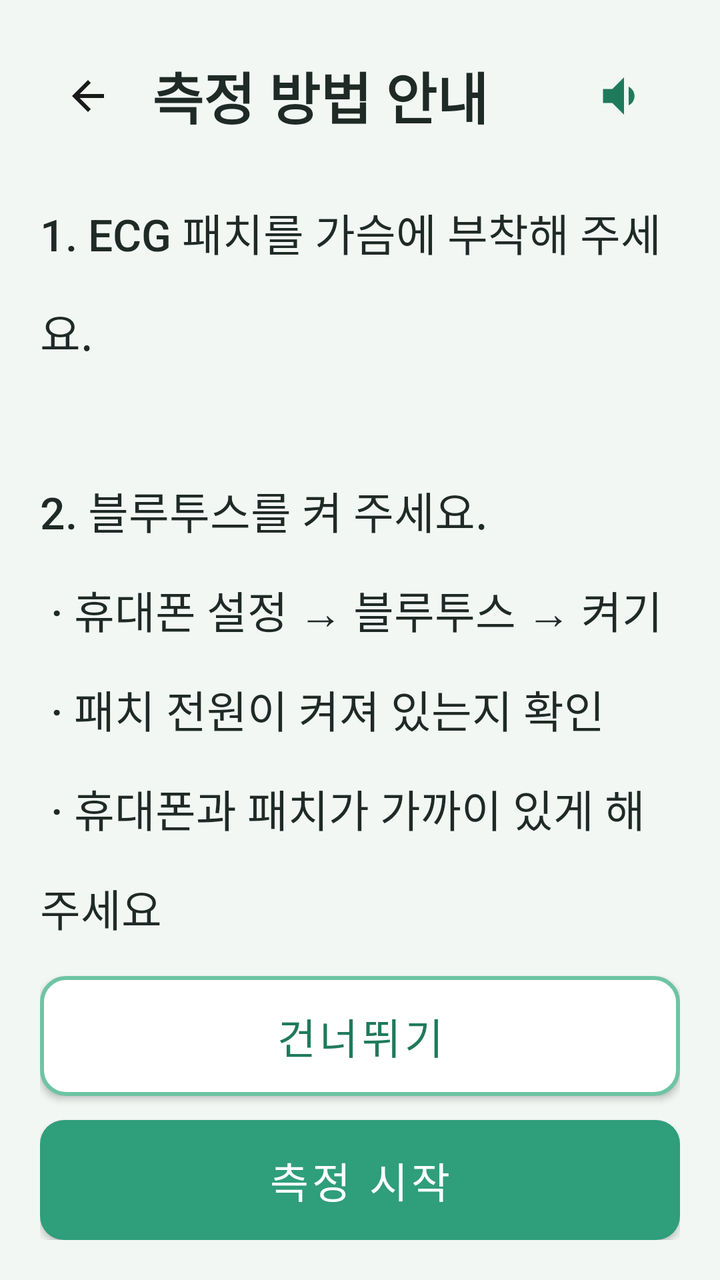
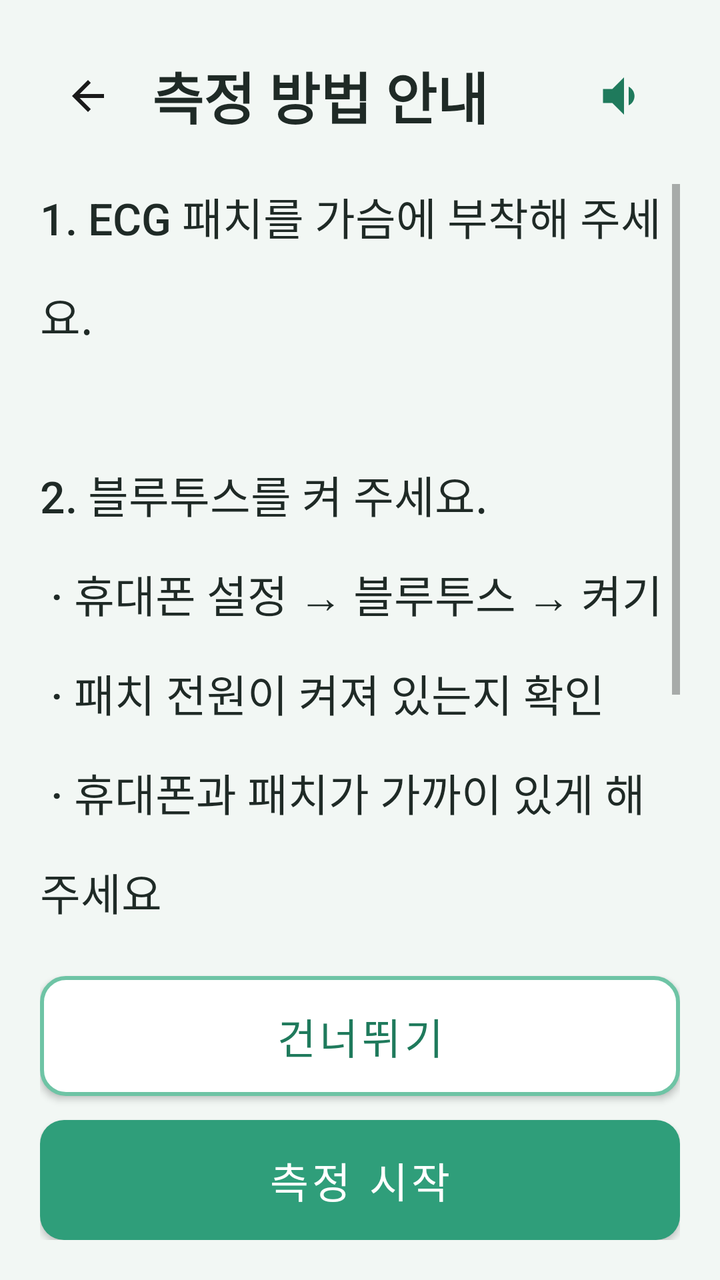

Screens rendered from an Android XML layout before and after an edit, with the pre-edit source and the edit as a unified diff.
<!-- AndroidManifest.xml: application theme Theme.TMind -->
<!-- res/layout/activity_hrv_guide.xml -->
<?xml version="1.0" encoding="utf-8"?>
<LinearLayout xmlns:android="http://schemas.android.com/apk/res/android"
    android:layout_width="match_parent"
    android:layout_height="match_parent"
    android:background="@color/bg_senior"
    android:orientation="vertical"
    android:padding="20dp">

    <LinearLayout android:layout_width="match_parent" android:layout_height="wrap_content" android:gravity="center_vertical">
        <ImageButton android:id="@+id/btnBack" android:layout_width="48dp" android:layout_height="48dp" android:background="?attr/selectableItemBackgroundBorderless" android:src="@drawable/ic_back" android:contentDescription="뒤로" />
        <TextView android:id="@+id/tvTitle" style="@style/SeniorTitle" android:layout_width="0dp" android:layout_height="wrap_content" android:layout_weight="1" android:layout_marginStart="8dp" android:text="@string/hrv_guide_title" />
        <ImageButton android:id="@+id/btnTts" android:layout_width="56dp" android:layout_height="56dp" android:background="?attr/selectableItemBackgroundBorderless" android:src="@drawable/ic_speaker" android:contentDescription="@string/read_aloud" />
    </LinearLayout>

    <TextView android:id="@+id/tvGuide" style="@style/SeniorBody" android:layout_width="match_parent" android:layout_height="0dp" android:layout_weight="1" android:layout_marginTop="24dp" android:lineSpacingMultiplier="1.55" android:text="@string/hrv_guide_text" android:textSize="22sp" />

    <Button android:id="@+id/btnSkip" style="@style/SeniorButton" android:layout_width="match_parent" android:layout_height="60dp" android:layout_marginBottom="12dp" android:background="@drawable/bg_btn_outline" android:text="@string/hrv_skip" android:textColor="@color/teal_dark" />
    <Button android:id="@+id/btnStart" style="@style/SeniorButton" android:layout_width="match_parent" android:layout_height="60dp" android:background="@drawable/bg_btn_primary" android:text="@string/hrv_start" android:textColor="@color/white" />
</LinearLayout>
<!-- resources referenced by this layout -->
<resources>
  <color name="bg_senior">#F2F7F4</color>
  <color name="teal_dark">#1F7A5C</color>
  <color name="white">#FFFFFFFF</color>
  <!-- drawable bg_btn_outline (drawable) -->
  <?xml version="1.0" encoding="utf-8"?>
  <shape xmlns:android="http://schemas.android.com/apk/res/android">
      <solid android:color="@color/white"/>
      <corners android:radius="12dp"/>
      <stroke android:width="2dp" android:color="@color/teal_pastel"/>
  </shape>
  <!-- drawable bg_btn_primary (drawable) -->
  <?xml version="1.0" encoding="utf-8"?>
  <shape xmlns:android="http://schemas.android.com/apk/res/android">
      <solid android:color="@color/teal_primary"/>
      <corners android:radius="12dp"/>
  </shape>
  <!-- drawable ic_back (drawable) -->
  <vector xmlns:android="http://schemas.android.com/apk/res/android"
      android:width="24dp"
      android:height="24dp"
      android:viewportWidth="24"
      android:viewportHeight="24">
      <path android:fillColor="#1A1A1A" android:pathData="M20,11H7.83l5.59,-5.59L12,4l-8,8 8,8 1.41,-1.41L7.83,13H20v-2z"/>
  </vector>
  <!-- drawable ic_speaker (drawable) -->
  <vector xmlns:android="http://schemas.android.com/apk/res/android"
      android:width="28dp"
      android:height="28dp"
      android:viewportWidth="24"
      android:viewportHeight="24">
      <path android:fillColor="#1F7A5C" android:pathData="M3,9v6h4l5,5V4L7,9H3zM16.5,12c0,-1.77 -1.02,-3.29 -2.5,-4.03v8.05c1.48,-0.73 2.5,-2.25 2.5,-4.02z"/>
  </vector>
  <string name="hrv_guide_text">1. ECG 패치를 가슴에 부착해 주세요.\n\n2. 블루투스를 켜 주세요.\n   · 휴대폰 설정 → 블루투스 → 켜기\n   · 패치 전원이 켜져 있는지 확인\n   · 휴대폰과 패치가 가까이 있게 해주세요\n\n3. 편하게 앉아 5분간 가만히 계세요.\n\n4. 측정 중에는 말씀하지 마세요.</string>
  <string name="hrv_guide_title">측정 방법 안내</string>
  <string name="hrv_skip">건너뛰기</string>
  <string name="hrv_start">측정 시작</string>
  <string name="read_aloud">읽어주기</string>
  <style name="SeniorBody">
          <item name="android:textSize">21sp</item>
          <item name="android:textColor">@color/black</item>
          <item name="android:lineSpacingMultiplier">1.5</item>
      </style>
  <style name="SeniorButton" parent="Widget.MaterialComponents.Button">
          <item name="android:minHeight">60dp</item>
          <item name="android:textSize">21sp</item>
          <item name="android:insetTop">0dp</item>
          <item name="android:insetBottom">0dp</item>
          <item name="cornerRadius">14dp</item>
          <item name="backgroundTint">@null</item>
          <item name="android:textAllCaps">false</item>
      </style>
  <style name="SeniorTitle">
          <item name="android:textSize">28sp</item>
          <item name="android:textColor">@color/black</item>
          <item name="android:textStyle">bold</item>
          <item name="android:lineSpacingMultiplier">1.45</item>
      </style>
  <style name="Theme.TMind" parent="Theme.MaterialComponents.Light.NoActionBar">
          <item name="colorPrimary">@color/teal_primary</item>
          <item name="colorPrimaryVariant">@color/teal_dark</item>
          <item name="colorOnPrimary">@color/white</item>
          <item name="android:statusBarColor">@color/bg_senior</item>
          <item name="android:navigationBarColor">@color/bg_senior</item>
          <item name="android:windowLightStatusBar">true</item>
          <item name="android:windowLightNavigationBar">true</item>
          <item name="android:fontFamily">sans-serif-medium</item>
          <item name="materialButtonStyle">@style/SeniorButton</item>
      </style>
  <color name="teal_pastel">#6EC4A5</color>
  <color name="teal_primary">#2F9E7A</color>
  <color name="black">#FF1F2A26</color>
</resources>

<!-- the commit's change to res/layout/activity_hrv_guide.xml (unified diff, before → after) -->
@@ -6,14 +6,68 @@
     android:orientation="vertical"
     android:padding="20dp">
 
-    <LinearLayout android:layout_width="match_parent" android:layout_height="wrap_content" android:gravity="center_vertical">
-        <ImageButton android:id="@+id/btnBack" android:layout_width="48dp" android:layout_height="48dp" android:background="?attr/selectableItemBackgroundBorderless" android:src="@drawable/ic_back" android:contentDescription="뒤로" />
-        <TextView android:id="@+id/tvTitle" style="@style/SeniorTitle" android:layout_width="0dp" android:layout_height="wrap_content" android:layout_weight="1" android:layout_marginStart="8dp" android:text="@string/hrv_guide_title" />
-        <ImageButton android:id="@+id/btnTts" android:layout_width="56dp" android:layout_height="56dp" android:background="?attr/selectableItemBackgroundBorderless" android:src="@drawable/ic_speaker" android:contentDescription="@string/read_aloud" />
+    <LinearLayout
+        android:layout_width="match_parent"
+        android:layout_height="wrap_content"
+        android:gravity="center_vertical">
+        <ImageButton
+            android:id="@+id/btnBack"
+            android:layout_width="48dp"
+            android:layout_height="48dp"
+            android:background="?attr/selectableItemBackgroundBorderless"
+            android:contentDescription="뒤로"
+            android:src="@drawable/ic_back" />
+        <TextView
+            android:id="@+id/tvTitle"
+            style="@style/SeniorTitle"
+            android:layout_width="0dp"
+            android:layout_height="wrap_content"
+            android:layout_marginStart="8dp"
+            android:layout_weight="1"
+            android:text="@string/hrv_guide_title" />
+        <ImageButton
+            android:id="@+id/btnTts"
+            android:layout_width="56dp"
+            android:layout_height="56dp"
+            android:background="?attr/selectableItemBackgroundBorderless"
+            android:contentDescription="@string/read_aloud"
+            android:src="@drawable/ic_speaker" />
     </LinearLayout>
 
-    <TextView android:id="@+id/tvGuide" style="@style/SeniorBody" android:layout_width="match_parent" android:layout_height="0dp" android:layout_weight="1" android:layout_marginTop="24dp" android:lineSpacingMultiplier="1.55" android:text="@string/hrv_guide_text" android:textSize="22sp" />
+    <ScrollView
+        android:layout_width="match_parent"
+        android:layout_height="0dp"
+        android:layout_marginTop="16dp"
+        android:layout_weight="1"
+        android:fillViewport="true"
+        android:scrollbars="vertical">
 
-    <Button android:id="@+id/btnSkip" style="@style/SeniorButton" android:layout_width="match_parent" android:layout_height="60dp" android:layout_marginBottom="12dp" android:background="@drawable/bg_btn_outline" android:text="@string/hrv_skip" android:textColor="@color/teal_dark" />
-    <Button android:id="@+id/btnStart" style="@style/SeniorButton" android:layout_width="match_parent" android:layout_height="60dp" android:background="@drawable/bg_btn_primary" android:text="@string/hrv_start" android:textColor="@color/white" />
+        <TextView
+            android:id="@+id/tvGuide"
+            style="@style/SeniorBody"
+            android:layout_width="match_parent"
+            android:layout_height="wrap_content"
+            android:lineSpacingMultiplier="1.55"
+            android:paddingBottom="16dp"
+            android:text="@string/hrv_guide_text"
+            android:textSize="22sp" />
+    </ScrollView>
+
+    <Button
+        android:id="@+id/btnSkip"
+        style="@style/SeniorButton"
+        android:layout_width="match_parent"
+        android:layout_height="60dp"
+        android:layout_marginBottom="12dp"
+        android:background="@drawable/bg_btn_outline"
+        android:text="@string/hrv_skip"
+        android:textColor="@color/teal_dark" />
+    <Button
+        android:id="@+id/btnStart"
+        style="@style/SeniorButton"
+        android:layout_width="match_parent"
+        android:layout_height="60dp"
+        android:background="@drawable/bg_btn_primary"
+        android:text="@string/hrv_start"
+        android:textColor="@color/white" />
 </LinearLayout>
